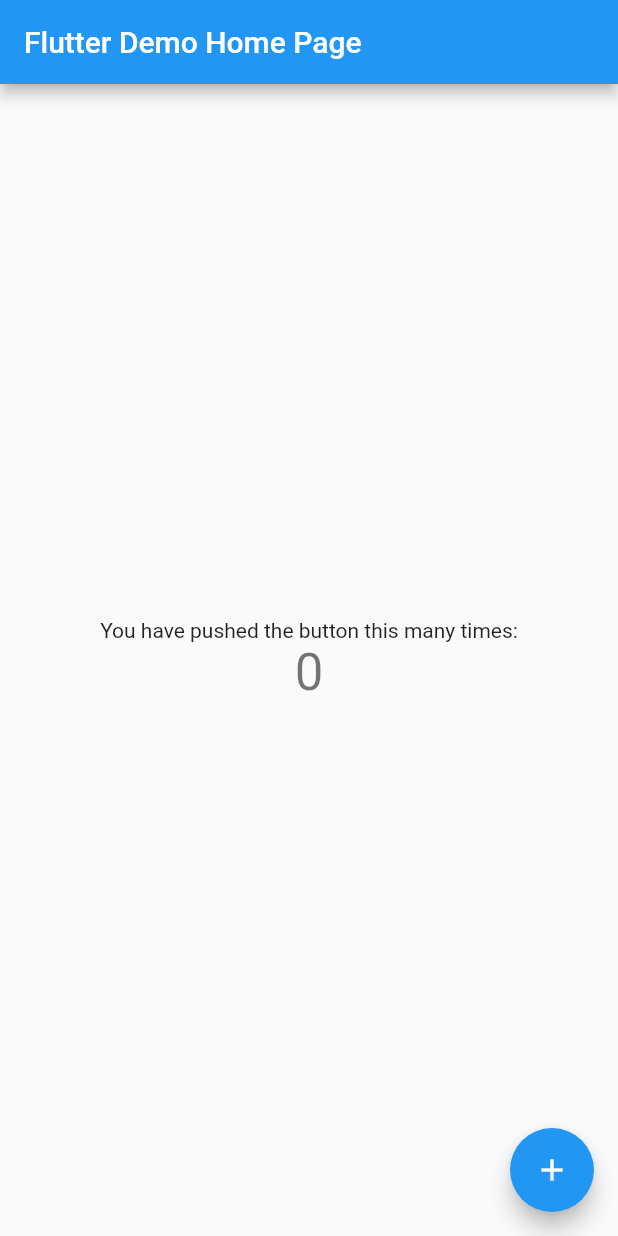
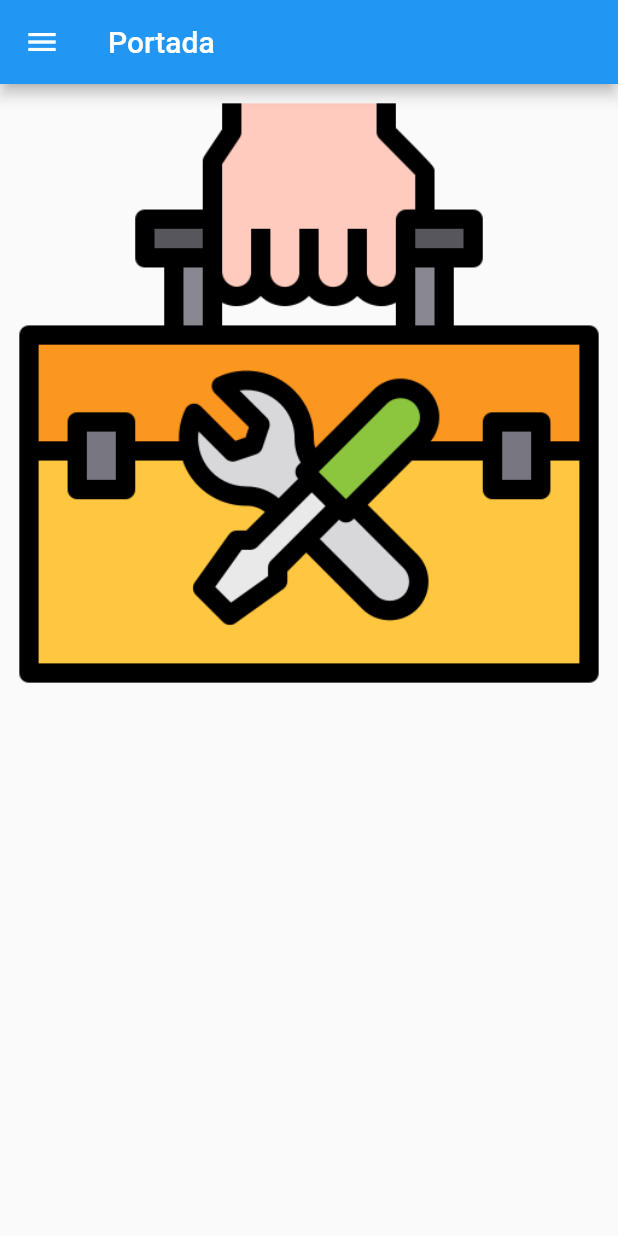
Before and after one commit to Stacy-btye/Tarea6, a Flutter app: the screen it shows after launch, on a phone screen of 412 x 824 dp. Run offline on Flutter 3.47's test engine with Material 2 defaults, Android fonts, the phone set to English and light mode, and no system bars.

Commit message:
Drawer
Drawer con portada

```diff
--- a/lib/main.dart
+++ b/lib/main.dart
@@ -1,115 +1,27 @@
 import 'package:flutter/material.dart';
+import 'package:tarea6/portada.dart';
 
 void main() {
-  runApp(const MyApp());
+  runApp(MyApp());
 }
 
 class MyApp extends StatelessWidget {
   const MyApp({super.key});
 
-  // This widget is the root of your application.
+  static const String portada = Portada.routeName;
+
   @override
   Widget build(BuildContext context) {
     return MaterialApp(
-      title: 'Flutter Demo',
+      title: 'Drawer',
       theme: ThemeData(
-        // This is the theme of your application.
-        //
-        // Try running your application with "flutter run". You'll see the
-        // application has a blue toolbar. Then, without quitting the app, try
-        // changing the primarySwatch below to Colors.green and then invoke
-        // "hot reload" (press "r" in the console where you ran "flutter run",
-        // or simply save your changes to "hot reload" in a Flutter IDE).
-        // Notice that the counter didn't reset back to zero; the application
-        // is not restarted.
         primarySwatch: Colors.blue,
+        visualDensity: VisualDensity.adaptivePlatformDensity,
       ),
-      home: const MyHomePage(title: 'Flutter Demo Home Page'),
+      routes:{
+        portada: (context) => Portada(),
+      },
+      home: Portada(),
     );
   }
 }
-
-class MyHomePage extends StatefulWidget {
-  const MyHomePage({super.key, required this.title});
-
-  // This widget is the home page of your application. It is stateful, meaning
-  // that it has a State object (defined below) that contains fields that affect
-  // how it looks.
-
-  // This class is the configuration for the state. It holds the values (in this
-  // case the title) provided by the parent (in this case the App widget) and
-  // used by the build method of the State. Fields in a Widget subclass are
-  // always marked "final".
-
-  final String title;
-
-  @override
-  State<MyHomePage> createState() => _MyHomePageState();
-}
-
-class _MyHomePageState extends State<MyHomePage> {
-  int _counter = 0;
-
-  void _incrementCounter() {
-    setState(() {
-      // This call to setState tells the Flutter framework that something has
-      // changed in this State, which causes it to rerun the build method below
-      // so that the display can reflect the updated values. If we changed
-      // _counter without calling setState(), then the build method would not be
-      // called again, and so nothing would appear to happen.
-      _counter++;
-    });
-  }
-
-  @override
-  Widget build(BuildContext context) {
-    // This method is rerun every time setState is called, for instance as done
-    // by the _incrementCounter method above.
-    //
-    // The Flutter framework has been optimized to make rerunning build methods
-    // fast, so that you can just rebuild anything that needs updating rather
-    // than having to individually change instances of widgets.
-    return Scaffold(
-      appBar: AppBar(
-        // Here we take the value from the MyHomePage object that was created by
-        // the App.build method, and use it to set our appbar title.
-        title: Text(widget.title),
-      ),
-      body: Center(
-        // Center is a layout widget. It takes a single child and positions it
-        // in the middle of the parent.
-        child: Column(
-          // Column is also a layout widget. It takes a list of children and
-          // arranges them vertically. By default, it sizes itself to fit its
-          // children horizontally, and tries to be as tall as its parent.
-          //
-          // Invoke "debug painting" (press "p" in the console, choose the
-          // "Toggle Debug Paint" action from the Flutter Inspector in Android
-          // Studio, or the "Toggle Debug Paint" command in Visual Studio Code)
-          // to see the wireframe for each widget.
-          //
-          // Column has various properties to control how it sizes itself and
-          // how it positions its children. Here we use mainAxisAlignment to
-          // center the children vertically; the main axis here is the vertical
-          // axis because Columns are vertical (the cross axis would be
-          // horizontal).
-          mainAxisAlignment: MainAxisAlignment.center,
-          children: <Widget>[
-            const Text(
-              'You have pushed the button this many times:',
-            ),
-            Text(
-              '$_counter',
-              style: Theme.of(context).textTheme.headlineMedium,
-            ),
-          ],
-        ),
-      ),
-      floatingActionButton: FloatingActionButton(
-        onPressed: _incrementCounter,
-        tooltip: 'Increment',
-        child: const Icon(Icons.add),
-      ), // This trailing comma makes auto-formatting nicer for build methods.
-    );
-  }
-}
--- /dev/null
+++ b/lib/portada.dart
@@ -0,0 +1,25 @@
+import 'package:tarea6/drawer.dart';
+import 'package:flutter/material.dart';
+
+class Portada extends StatelessWidget {
+  const Portada({super.key});
+
+  static const String routeName = '/portada';
+
+
+  @override
+  Widget build(BuildContext context) {
+
+    return Scaffold(
+      appBar: AppBar(
+        title: const Text("Portada"),
+      ),
+      drawer: const DrawerMenu(),
+      body: Column(
+        children: [
+          Image.asset('assets/caja.png'),
+        ],
+      ),
+    );
+  }
+}
--- a/pubspec.yaml
+++ b/pubspec.yaml
@@ -35,6 +35,7 @@ dependencies:
   # The following adds the Cupertino Icons font to your application.
   # Use with the CupertinoIcons class for iOS style icons.
   cupertino_icons: ^1.0.2
+  drawer: ^0.0.1
 
 dev_dependencies:
   flutter_test:
@@ -59,8 +60,8 @@ flutter:
   uses-material-design: true
 
   # To add assets to your application, add an assets section, like this:
-   assets:
-     - assets/
+  assets:
+    - assets/
   #   - images/a_dot_ham.jpeg
 
   # An image asset can refer to one or more resolution-specific "variants", see
```
Also changed, not shown: lib/drawer.dart (added, +58 -0 lines), pubspec.lock.
